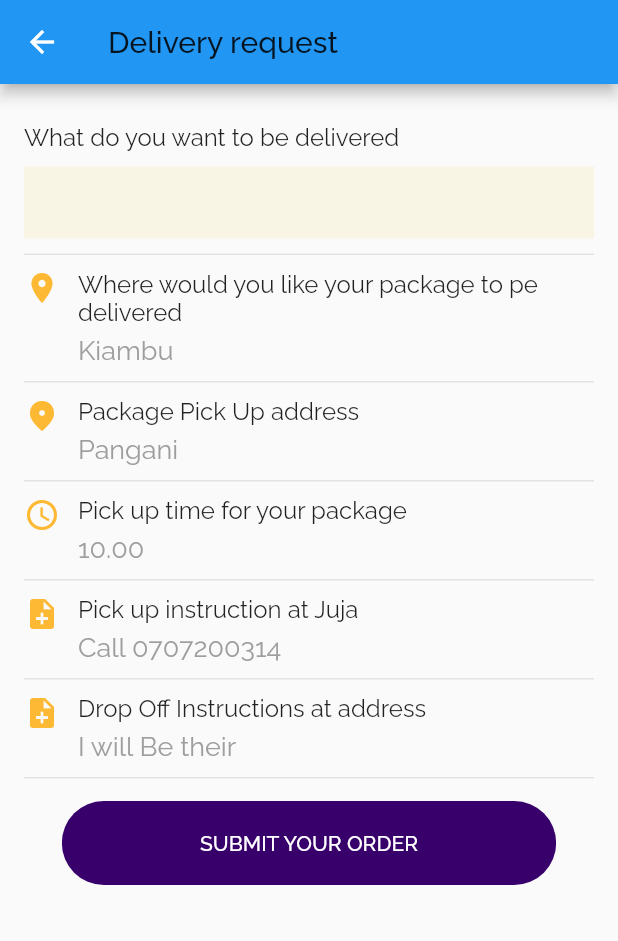
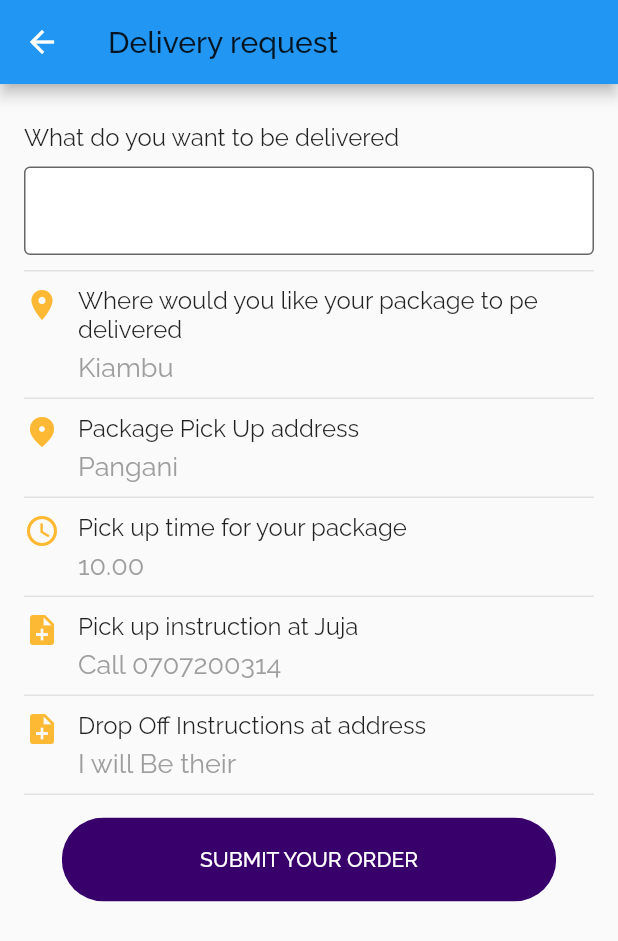
Before and after one commit to mulwa/Movers, a Flutter app: the DeliverPage screen opened directly, on a phone screen of 412 x 824 dp. Shown: the top 941 px of the screen. Run offline on Flutter 3.47's test engine with Material 2 defaults, Android fonts, the phone set to English and light mode, and no system bars; our stand-ins replace cloud_firestore, firebase_auth, firebase_core, flutter_datetime_picker, geolocator, get and 4 more; missing offline and left inert: flutter_polyline_points, google_maps_place_picker; accounts and stored records are empty.

Commit message:
removes fill color on input decoration

```diff
--- a/lib/shared/custom_input_decoration.dart
+++ b/lib/shared/custom_input_decoration.dart
@@ -12,7 +12,9 @@ class CustomInputDecoration extends InputDecoration {
             hintStyle: TextStyle(
               color: hintColor,
             ),
-            border: InputBorder.none,
-            fillColor: inputBackground,
+            border: OutlineInputBorder(
+              borderSide: BorderSide(color: Colors.grey, width: 5.0),
+            ),
+            fillColor: Colors.white,
             filled: true);
 }
```
